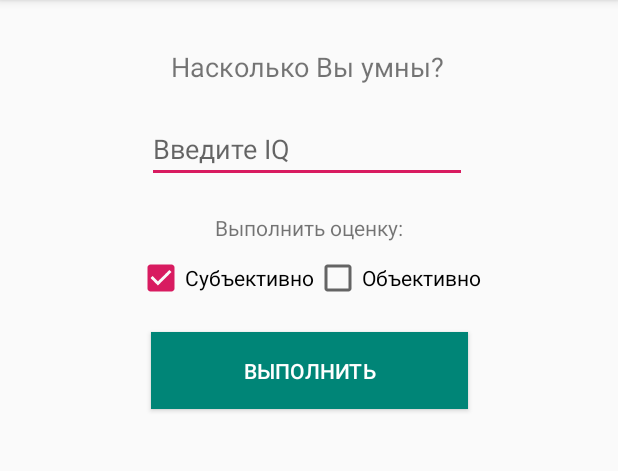
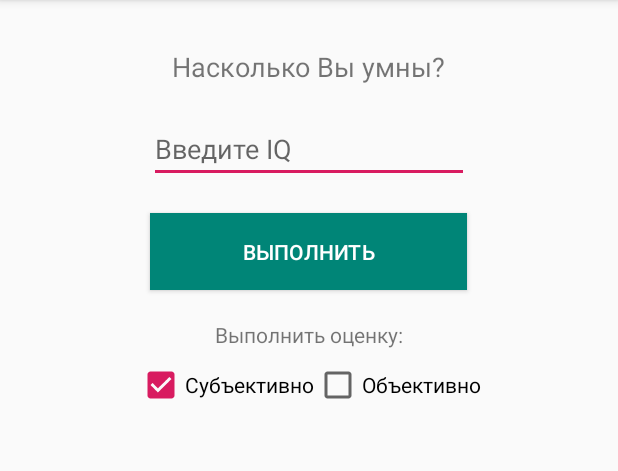
Before and after one commit to mmcs2012/IQMeter, an Android app: the screen it shows after launch (MainActivity), on a phone screen of 412 x 824 dp, the part 84-555 px from its top. Run offline under Robolectric (Android 15) with nearby library versions, the phone set to English and light mode, and no system bars.

Commit message:
Разметка приведена к LinearLayout

```diff
--- a/app/src/main/res/layout/activity_main.xml
+++ b/app/src/main/res/layout/activity_main.xml
@@ -1,8 +1,9 @@
 <?xml version="1.0" encoding="utf-8"?>
-<android.support.constraint.ConstraintLayout
+<LinearLayout
         xmlns:android="http://schemas.android.com/apk/res/android"
         xmlns:tools="http://schemas.android.com/tools"
-        xmlns:app="http://schemas.android.com/apk/res-auto"
+        android:orientation="vertical"
+        android:gravity="center_horizontal"
         android:layout_width="match_parent"
         android:layout_height="match_parent"
         tools:context=".MainActivity">
@@ -10,63 +11,69 @@
             android:text="@string/welcome_text"
             android:layout_width="wrap_content"
             android:layout_height="wrap_content"
-            android:id="@+id/welcomeText" app:layout_constraintStart_toStartOf="parent" android:layout_marginStart="8dp"
-            app:layout_constraintEnd_toEndOf="parent" android:layout_marginEnd="8dp" android:layout_marginTop="32dp"
-            app:layout_constraintTop_toTopOf="parent" app:layout_constraintHorizontal_bias="0.497"
+            android:id="@+id/welcomeText"
+            android:layout_marginStart="8dp"
+            android:layout_marginEnd="8dp"
+            android:layout_marginTop="32dp"
             android:textSize="18sp"/>
     <EditText
             android:layout_width="wrap_content"
             android:layout_height="wrap_content"
             android:ems="10"
-            android:id="@+id/inputField" android:layout_marginStart="8dp"
-            app:layout_constraintStart_toStartOf="parent" android:layout_marginEnd="8dp"
-            app:layout_constraintEnd_toEndOf="parent" android:layout_marginTop="20dp"
-            app:layout_constraintTop_toBottomOf="@+id/welcomeText" app:layout_constraintHorizontal_bias="0.494"
-            android:inputType="number" android:hint="@string/hint_text"
+            android:id="@+id/inputField"
+            android:layout_marginStart="8dp"
+            android:layout_marginEnd="8dp"
+            android:layout_marginTop="20dp"
+            android:inputType="number"
+            android:hint="@string/hint_text"
             android:singleLine="true"
             android:imeOptions="actionDone"/>
     <Button
             android:text="@string/button_text"
             android:layout_width="211dp"
             android:layout_height="51dp"
-            android:id="@+id/startButton" app:layout_constraintStart_toStartOf="parent" android:layout_marginStart="8dp"
-            app:layout_constraintEnd_toEndOf="parent" android:layout_marginEnd="8dp"
+            android:id="@+id/startButton"
+            android:layout_marginStart="8dp"
+            android:layout_marginEnd="8dp"
             android:textColorLink="@color/colorPrimary"
-            android:background="@color/colorPrimary" android:textColor="@android:color/white"
-            android:layout_marginTop="20dp"
-            app:layout_constraintTop_toBottomOf="@+id/linearLayout2"/>
-    <TextView
-            android:layout_width="286dp"
-            android:layout_height="200dp"
-            android:id="@+id/resultTextView" app:layout_constraintStart_toStartOf="parent"
-            android:layout_marginStart="8dp"
-            app:layout_constraintEnd_toEndOf="parent" android:layout_marginEnd="8dp"
-            android:textSize="18sp"
-            app:layout_constraintHorizontal_bias="0.495"
-            android:layout_marginTop="16dp" app:layout_constraintTop_toBottomOf="@+id/startButton"/>
+            android:background="@color/colorPrimary"
+            android:textColor="@android:color/white"
+            android:layout_marginTop="20dp"/>
     <TextView
             android:text="@string/checkbox_text"
             android:layout_width="wrap_content"
             android:layout_height="wrap_content"
-            android:id="@+id/decisionText" app:layout_constraintStart_toStartOf="parent" android:layout_marginStart="8dp"
-            app:layout_constraintEnd_toEndOf="parent" android:layout_marginEnd="8dp" android:layout_marginTop="20dp"
-            app:layout_constraintTop_toBottomOf="@+id/inputField"/>
+            android:id="@+id/decisionText"
+            android:layout_marginStart="8dp"
+            android:layout_marginEnd="8dp"
+            android:layout_marginTop="20dp"/>
     <LinearLayout
             android:orientation="horizontal"
             android:layout_width="wrap_content"
             android:layout_height="wrap_content"
-            app:layout_constraintStart_toStartOf="parent" android:layout_marginStart="8dp"
-            app:layout_constraintEnd_toEndOf="parent" android:layout_marginEnd="8dp" android:layout_marginTop="8dp"
-            app:layout_constraintTop_toBottomOf="@+id/decisionText" android:id="@+id/linearLayout2">
+            android:layout_marginStart="8dp"
+            android:layout_marginEnd="8dp"
+            android:layout_marginTop="8dp">
         <CheckBox
                 android:text="@string/checkbox_first"
                 android:layout_width="wrap_content"
-                android:layout_height="wrap_content" android:id="@+id/checkBoxOne" android:layout_weight="1"
+                android:layout_height="wrap_content"
+                android:id="@+id/checkBoxOne"
+                android:layout_weight="1"
                 android:checked="true"/>
         <CheckBox
                 android:text="@string/checkbox_second"
                 android:layout_width="wrap_content"
-                android:layout_height="wrap_content" android:id="@+id/checkBoxSecond" android:layout_weight="1"
-        />
+                android:layout_height="wrap_content"
+                android:id="@+id/checkBoxSecond"
+                android:layout_weight="1"/>
     </LinearLayout>
-</android.support.constraint.ConstraintLayout>
+    <TextView
+            android:layout_width="286dp"
+            android:layout_height="200dp"
+            android:id="@+id/resultTextView"
+            android:layout_marginStart="8dp"
+            android:layout_marginEnd="8dp"
+            android:textSize="18sp"
+            android:layout_marginTop="16dp"/>
+</LinearLayout>
```
